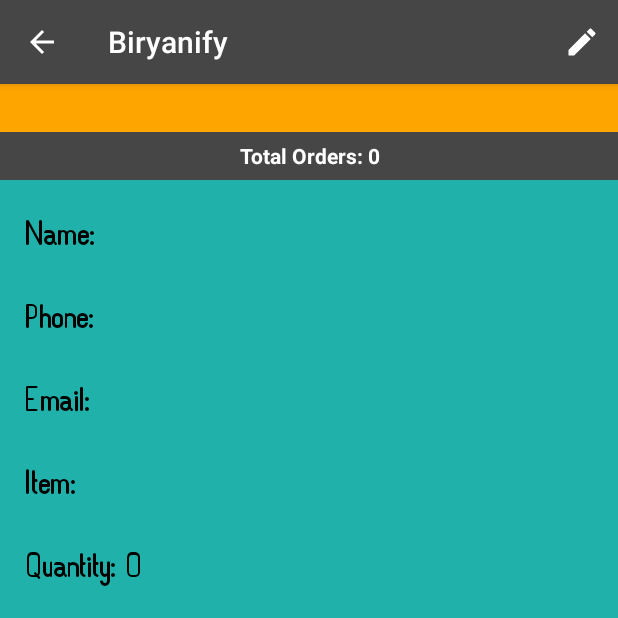
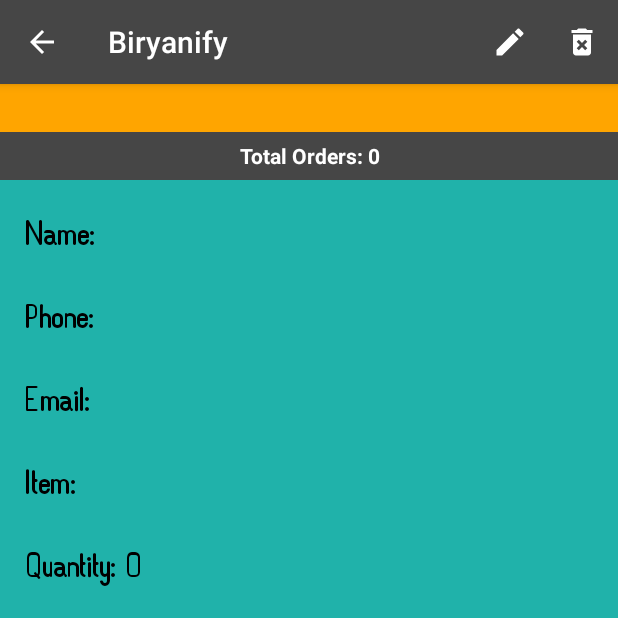
Before and after one commit to biryanify/biryanify-food-order, an Android app: the fragment ViewOrderFragment placed in its activity, on a phone screen of 412 x 824 dp, the top half of it. Run offline under Robolectric (Android 15) with nearby library versions, the phone set to English and light mode, and no system bars; our stand-ins replace Firebase (no records; nobody signed in at launch, a user with empty details on screens opened directly); 4 statements that could not run were skipped.

Commit message:
Added delete menu in view order with a alert dialog. Notification starting activity bug removed, it starts main activity now, doesn't use pending activity.

```diff
--- a/app/src/main/AndroidManifest.xml
+++ b/app/src/main/AndroidManifest.xml
@@ -19,7 +19,8 @@
         </activity>
         <activity android:name=".MainActivity"
             android:parentActivityName=".IndexActivity"/>
-        <activity android:name=".FragmentActivity" />
+        <activity android:name=".FragmentActivity"
+            android:parentActivityName=".MainActivity"/>
 
         <service android:name=".NotificationService">
         <intent-filter>
--- a/app/src/main/java/com/biryanify/parichay/biryanify/FragmentActivity.java
+++ b/app/src/main/java/com/biryanify/parichay/biryanify/FragmentActivity.java
@@ -45,7 +45,7 @@ public class FragmentActivity extends AppCompatActivity implements FragmentToAct
 
         fragmentManager = getSupportFragmentManager();
 
-        if (findViewById(R.id.fragment_container1) != null) {
+        if (findViewById(R.id.fragment_container_modify) != null) {
             if (savedInstanceState != null) {
                 return;
             }
@@ -62,7 +62,7 @@ public class FragmentActivity extends AppCompatActivity implements FragmentToAct
         if (intentStringExtra.equals("add order")) {
             fragmentTransaction.
                     add(
-                            R.id.fragment_container1,
+                            R.id.fragment_container_modify,
                             AddOrderFragment.newInstance(),
                             null
                     );
@@ -70,7 +70,7 @@ public class FragmentActivity extends AppCompatActivity implements FragmentToAct
         } else if(intentStringExtra.equals("edit order")) {
             fragmentTransaction.
                     add(
-                            R.id.fragment_container1,
+                            R.id.fragment_container_modify,
                             EditOrderFragment.newInstance(intent.getParcelableExtra("order")),
                             null
                     );
--- /dev/null
+++ b/app/src/main/res/drawable/ic_delete_forever_black_24dp.xml
@@ -0,0 +1,9 @@
+<vector xmlns:android="http://schemas.android.com/apk/res/android"
+        android:width="24dp"
+        android:height="24dp"
+        android:viewportWidth="24.0"
+        android:viewportHeight="24.0">
+    <path
+        android:fillColor="#FFFFFFFF"
+        android:pathData="M6,19c0,1.1 0.9,2 2,2h8c1.1,0 2,-0.9 2,-2L18,7L6,7v12zM8.46,11.88l1.41,-1.41L12,12.59l2.12,-2.12 1.41,1.41L13.41,14l2.12,2.12 -1.41,1.41L12,15.41l-2.12,2.12 -1.41,-1.41L10.59,14l-2.13,-2.12zM15.5,4l-1,-1h-5l-1,1L5,4v2h14L19,4z"/>
+</vector>
--- a/app/src/main/res/layout/activity_fragment.xml
+++ b/app/src/main/res/layout/activity_fragment.xml
@@ -14,7 +14,7 @@
         android:gravity="center"/>
 
     <FrameLayout xmlns:android="http://schemas.android.com/apk/res/android"
-        android:id="@+id/fragment_container1"
+        android:id="@+id/fragment_container_modify"
         android:layout_width="match_parent"
         android:layout_height="match_parent"
         android:layout_marginTop="32dp"
--- a/app/src/main/res/layout/activity_main.xml
+++ b/app/src/main/res/layout/activity_main.xml
@@ -35,7 +35,7 @@
         app:layout_constraintTop_toBottomOf="@+id/date_textview" />
 
     <FrameLayout xmlns:android="http://schemas.android.com/apk/res/android"
-        android:id="@+id/fragment_container2"
+        android:id="@+id/fragment_container_main"
         android:layout_width="match_parent"
         android:layout_height="match_parent"
         android:layout_marginTop="64dp"
@@ -43,5 +43,5 @@
         app:layout_constraintTop_toTopOf="parent"></FrameLayout>
 
 
-</android.support.constraint.ConstraintLayout>
-    </android.support.v4.widget.SwipeRefreshLayout>
+    </android.support.constraint.ConstraintLayout>
+</android.support.v4.widget.SwipeRefreshLayout>
--- a/app/src/main/res/menu/edit_menu.xml
+++ b/app/src/main/res/menu/edit_menu.xml
@@ -6,4 +6,9 @@
         android:title="Edit Order"
         android:icon="@drawable/ic_edit_white_24dp"
         app:showAsAction="always" />
+    <item
+        android:id="@+id/delete_order_menu"
+        android:title="Delete Order"
+        android:icon="@drawable/ic_delete_forever_black_24dp"
+        app:showAsAction="always" />
 </menu>
```
Also changed, not shown: app/src/main/java/com/biryanify/parichay/biryanify/MainActivity.java (+54 -30 lines), app/src/main/java/com/biryanify/parichay/biryanify/NotificationService.java (+12 -4 lines), app/src/main/java/com/biryanify/parichay/biryanify/RecyclerViewFragment.java (+8 -4 lines), app/src/main/java/com/biryanify/parichay/biryanify/ViewOrderFragment.java (+47 -1 lines).
